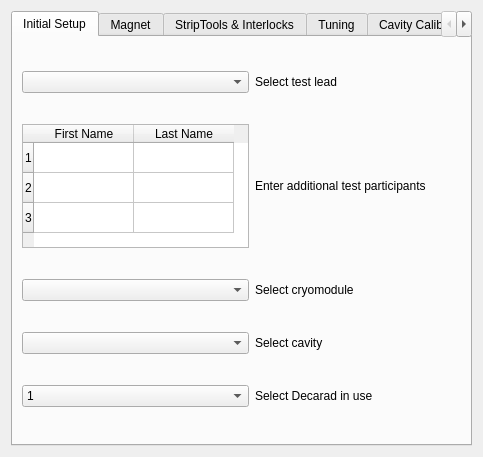
This is GuidedCommissioningScreens.ui in slaclab/rf_commissioning as Qt 5 draws it before an edit. The edited form follows.
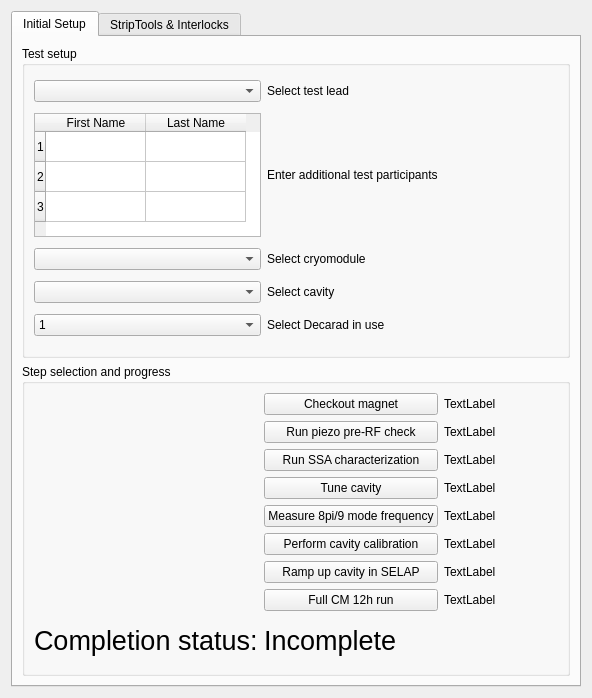
This is the edited form. The open tabs and pages were chosen to show the change. Custom widgets are drawn as their Qt base class.

Commit message: named ui elements, added functionality to open new windows

Diff of the .ui file:
```diff
--- a/GuidedCommissioningScreens.ui
+++ b/GuidedCommissioningScreens.ui
@@ -6,15 +6,15 @@
    <rect>
     <x>0</x>
     <y>0</y>
-    <width>483</width>
-    <height>457</height>
+    <width>592</width>
+    <height>698</height>
    </rect>
   </property>
   <property name="windowTitle">
    <string>Form</string>
   </property>
   <layout class="QGridLayout" name="gridLayout_2">
-   <item row="0" column="1">
+   <item row="0" column="0">
     <widget class="QTabWidget" name="tabWidget">
      <property name="currentIndex">
       <number>2</number>
@@ -24,7 +24,208 @@
        <string>Initial Setup</string>
       </attribute>
       <layout class="QGridLayout" name="gridLayout">
+       <item row="1" column="0" colspan="3">
+        <widget class="QGroupBox" name="groupBox">
+         <property name="title">
+          <string>Step selection and progress</string>
+         </property>
+         <layout class="QGridLayout" name="gridLayout_4">
+          <item row="0" column="0">
+           <widget class="PyDMDrawingLine" name="PyDMDrawingLine">
+            <property name="sizePolicy">
+             <sizepolicy hsizetype="Maximum" vsizetype="Minimum">
+              <horstretch>0</horstretch>
+              <verstretch>0</verstretch>
+             </sizepolicy>
+            </property>
+            <property name="toolTip">
+             <string/>
+            </property>
+            <property name="rotation" stdset="0">
+             <double>270.000000000000000</double>
+            </property>
+            <property name="arrowEndPoint" stdset="0">
+             <bool>true</bool>
+            </property>
+           </widget>
+          </item>
+          <item row="0" column="1">
+           <layout class="QGridLayout" name="gridLayout_5">
+            <item row="0" column="0">
+             <widget class="QPushButton" name="button_magnet_checkout">
+              <property name="text">
+               <string>Checkout magnet</string>
+              </property>
+             </widget>
+            </item>
+            <item row="0" column="1">
+             <widget class="QLabel" name="label_checkout_magnet">
+              <property name="text">
+               <string>TextLabel</string>
+              </property>
+             </widget>
+            </item>
        <item row="1" column="0">
+             <widget class="QPushButton" name="button_piezo_prerf">
+              <property name="text">
+               <string>Run piezo pre-RF check</string>
+              </property>
+             </widget>
+            </item>
+            <item row="1" column="1">
+             <widget class="QLabel" name="label_piezo_prerf">
+              <property name="text">
+               <string>TextLabel</string>
+              </property>
+             </widget>
+            </item>
+            <item row="2" column="0">
+             <widget class="QPushButton" name="button_ssa_char">
+              <property name="text">
+               <string>Run SSA characterization</string>
+              </property>
+             </widget>
+            </item>
+            <item row="2" column="1">
+             <widget class="QLabel" name="label_ssa_char">
+              <property name="text">
+               <string>TextLabel</string>
+              </property>
+             </widget>
+            </item>
+            <item row="3" column="0">
+             <widget class="QPushButton" name="button_tune_cavity">
+              <property name="text">
+               <string>Tune cavity</string>
+              </property>
+             </widget>
+            </item>
+            <item row="3" column="1">
+             <widget class="QLabel" name="label_tune_cavity">
+              <property name="text">
+               <string>TextLabel</string>
+              </property>
+             </widget>
+            </item>
+            <item row="4" column="0">
+             <widget class="QPushButton" name="button_measure_8pi9">
+              <property name="text">
+               <string>Measure 8pi/9 mode frequency</string>
+              </property>
+             </widget>
+            </item>
+            <item row="4" column="1">
+             <widget class="QLabel" name="label_measure_8pi9">
+              <property name="text">
+               <string>TextLabel</string>
+              </property>
+             </widget>
+            </item>
+            <item row="5" column="0">
+             <widget class="QPushButton" name="button_cavity_calibration">
+              <property name="text">
+               <string>Perform cavity calibration</string>
+              </property>
+             </widget>
+            </item>
+            <item row="5" column="1">
+             <widget class="QLabel" name="label_cavity_calibration">
+              <property name="text">
+               <string>TextLabel</string>
+              </property>
+             </widget>
+            </item>
+            <item row="6" column="0">
+             <widget class="QPushButton" name="button_selap_rampup">
+              <property name="text">
+               <string>Ramp up cavity in SELAP</string>
+              </property>
+             </widget>
+            </item>
+            <item row="6" column="1">
+             <widget class="QLabel" name="label_selap_rampup">
+              <property name="text">
+               <string>TextLabel</string>
+              </property>
+             </widget>
+            </item>
+            <item row="7" column="0">
+             <widget class="QPushButton" name="button_12hrun">
+              <property name="text">
+               <string>Full CM 12h run</string>
+              </property>
+             </widget>
+            </item>
+            <item row="7" column="1">
+             <widget class="QLabel" name="label_12hrun">
+              <property name="text">
+               <string>TextLabel</string>
+              </property>
+             </widget>
+            </item>
+           </layout>
+          </item>
+          <item row="1" column="1">
+           <widget class="QLabel" name="label_completion_status">
+            <property name="font">
+             <font>
+              <pointsize>20</pointsize>
+             </font>
+            </property>
+            <property name="text">
+             <string>Incomplete</string>
+            </property>
+           </widget>
+          </item>
+          <item row="1" column="0">
+           <widget class="QLabel" name="label_17">
+            <property name="font">
+             <font>
+              <pointsize>20</pointsize>
+             </font>
+            </property>
+            <property name="text">
+             <string>Completion status:</string>
+            </property>
+           </widget>
+          </item>
+         </layout>
+        </widget>
+       </item>
+       <item row="0" column="0" colspan="3">
+        <widget class="QGroupBox" name="groupBox_2">
+         <property name="title">
+          <string>Test setup</string>
+         </property>
+         <layout class="QGridLayout" name="gridLayout_8">
+          <item row="4" column="1">
+           <widget class="QLabel" name="label_4">
+            <property name="text">
+             <string>Select cryomodule</string>
+            </property>
+           </widget>
+          </item>
+          <item row="2" column="1">
+           <widget class="QLabel" name="label">
+            <property name="text">
+             <string>Enter additional test participants</string>
+            </property>
+            <property name="wordWrap">
+             <bool>true</bool>
+            </property>
+           </widget>
+          </item>
+          <item row="5" column="0">
+           <widget class="QComboBox" name="pick_cavity"/>
+          </item>
+          <item row="5" column="1">
+           <widget class="QLabel" name="label_5">
+            <property name="text">
+             <string>Select cavity</string>
+            </property>
+           </widget>
+          </item>
+          <item row="2" column="0">
         <widget class="QTableWidget" name="test_members">
          <property name="sizePolicy">
           <sizepolicy hsizetype="Maximum" vsizetype="Maximum">
@@ -68,132 +269,42 @@
          </column>
         </widget>
        </item>
-       <item row="3" column="1">
-        <widget class="QLabel" name="label_5">
-         <property name="text">
-          <string>Select cavity</string>
-         </property>
-        </widget>
-       </item>
-       <item row="4" column="1">
-        <widget class="QLabel" name="label_6">
-         <property name="text">
-          <string>Select Decarad in use</string>
-         </property>
-        </widget>
-       </item>
-       <item row="0" column="0">
-        <widget class="QComboBox" name="testlead"/>
-       </item>
-       <item row="0" column="1">
+          <item row="1" column="1">
         <widget class="QLabel" name="label_2">
          <property name="text">
           <string>Select test lead</string>
          </property>
         </widget>
        </item>
+          <item row="1" column="0">
+           <widget class="QComboBox" name="testlead"/>
+          </item>
        <item row="4" column="0">
-        <widget class="QComboBox" name="pick_radmonitor">
-         <item>
-          <property name="text">
-           <string>1</string>
-          </property>
-         </item>
-         <item>
-          <property name="text">
-           <string>2</string>
-          </property>
-         </item>
-        </widget>
-       </item>
-       <item row="1" column="1">
-        <widget class="QLabel" name="label">
-         <property name="text">
-          <string>Enter additional test participants</string>
-         </property>
-         <property name="wordWrap">
-          <bool>true</bool>
-         </property>
-        </widget>
-       </item>
-       <item row="3" column="0">
-        <widget class="QComboBox" name="pick_cavity"/>
-       </item>
-       <item row="2" column="1">
-        <widget class="QLabel" name="label_4">
-         <property name="text">
-          <string>Select cryomodule</string>
-         </property>
-        </widget>
-       </item>
-       <item row="2" column="0">
         <widget class="QComboBox" name="pick_cm"/>
        </item>
-      </layout>
-     </widget>
-     <widget class="QWidget" name="tab_magnet">
-      <attribute name="title">
-       <string>Magnet</string>
-      </attribute>
-      <layout class="QGridLayout" name="gridLayout_3">
-       <item row="0" column="0">
-        <layout class="QGridLayout" name="gridLayout_6">
-         <item row="1" column="1">
-          <widget class="QLabel" name="label_7">
+          <item row="6" column="0">
+           <widget class="QComboBox" name="pick_radmonitor">
+            <item>
            <property name="text">
-            <string>TextLabel</string>
-           </property>
-          </widget>
-         </item>
-         <item row="5" column="1">
-          <widget class="PyDMTemplateRepeater" name="PyDMTemplateRepeater">
-           <property name="toolTip">
-            <string/>
-           </property>
-           <property name="frameShape">
-            <enum>QFrame::Box</enum>
-           </property>
-           <property name="layoutType" stdset="0">
-            <enum>PyDMTemplateRepeater::Horizontal</enum>
-           </property>
-           <property name="templateFilename" stdset="0">
-            <string>MagnetTemplate.ui</string>
-           </property>
-           <property name="dataSource" stdset="0">
-            <string>MagnetTemplate.json</string>
-           </property>
-          </widget>
-         </item>
-         <item row="4" column="1">
-          <widget class="PyDMShellCommand" name="PyDMShellCommand">
-           <property name="toolTip">
-            <string/>
-           </property>
+              <string>1</string>
+             </property>
+            </item>
+            <item>
            <property name="text">
-            <string>Open Striptools</string>
-           </property>
-           <property name="allowMultipleExecutions" stdset="0">
-            <bool>true</bool>
-           </property>
-           <property name="commands" stdset="0">
-            <stringlist>
-             <string>srf_makeAutoPlot.py st cmmag ACCL:L2B:17</string>
-             <string>srf_makeAutoPlot.py st magtemps 02</string>
-             <string>StripTool $STRIP_CONFIGFILE_DIR/srf_magtemps.stp &amp;</string>
-             <string>StripTool $STRIP_CONFIGFILE_DIR/srf_cmmag.stp &amp;</string>
-             <string></string>
-            </stringlist>
-           </property>
-          </widget>
-         </item>
-         <item row="2" column="1">
-          <widget class="QLabel" name="label_8">
+              <string>2</string>
+             </property>
+            </item>
+           </widget>
+          </item>
+          <item row="6" column="1">
+           <widget class="QLabel" name="label_6">
            <property name="text">
-            <string>TextLabel</string>
+             <string>Select Decarad in use</string>
            </property>
           </widget>
          </item>
         </layout>
+        </widget>
        </item>
       </layout>
      </widget>
@@ -246,41 +357,16 @@
        </item>
       </layout>
      </widget>
-     <widget class="QWidget" name="tab_tuning">
-      <attribute name="title">
-       <string>Tuning</string>
-      </attribute>
-     </widget>
-     <widget class="QWidget" name="tab_cavitycalibration">
-      <attribute name="title">
-       <string>Cavity Calibration</string>
-      </attribute>
-     </widget>
-     <widget class="QWidget" name="tab_pulsedPR">
-      <attribute name="title">
-       <string>Pulsed Mode Power Rise</string>
-      </attribute>
-     </widget>
-     <widget class="QWidget" name="tab_selapPR">
-      <attribute name="title">
-       <string>SELAP Power Rise</string>
-      </attribute>
-     </widget>
-     <widget class="QWidget" name="tab_12hrun">
-      <attribute name="title">
-       <string>12h run</string>
-      </attribute>
-     </widget>
-     <widget class="QWidget" name="tab_finish">
-      <attribute name="title">
-       <string>Finish current measurement</string>
-      </attribute>
-     </widget>
     </widget>
    </item>
   </layout>
  </widget>
  <customwidgets>
+  <customwidget>
+   <class>PyDMDrawingLine</class>
+   <extends>QWidget</extends>
+   <header>pydm.widgets.drawing</header>
+  </customwidget>
   <customwidget>
    <class>PyDMRelatedDisplayButton</class>
    <extends>QPushButton</extends>
@@ -291,11 +377,6 @@
    <extends>QPushButton</extends>
    <header>pydm.widgets.shell_command</header>
   </customwidget>
-  <customwidget>
-   <class>PyDMTemplateRepeater</class>
-   <extends>QFrame</extends>
-   <header>pydm.widgets.template_repeater</header>
-  </customwidget>
   <customwidget>
    <class>PyDMEDMDisplayButton</class>
    <extends>PyDMRelatedDisplayButton</extends>
```
Left out of the diff: 2 changed lines with no effect on the pictures. Lines whose indentation alone changed are shown as unchanged. The commit also changes 6 other files.
